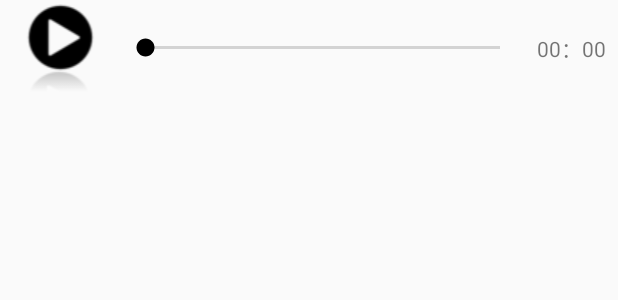
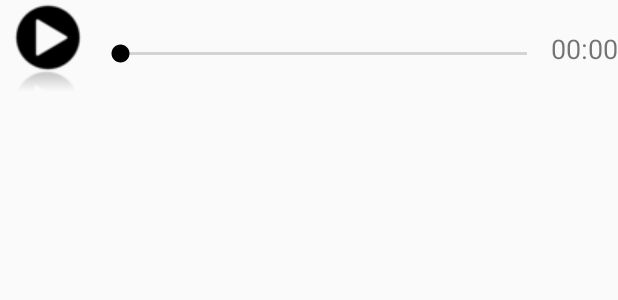
Before and after one commit to Regioking/PoetryBridge, an Android app: the layout audio_dialog.xml on its own in the app's theme, with its tools: preview values and no code run, on a phone screen of 412 x 824 dp. Shown: the top 300 px of the screen. Run offline under Robolectric (Android 15) with nearby library versions, the phone set to English and light mode, and no system bars.

Commit message:
resolve the problems:
 margin, toast ,time of seekbar and culled the chinese content

```diff
--- a/app/src/main/java/cn/edu/cqu/lxq/DetailActivity.java
+++ b/app/src/main/java/cn/edu/cqu/lxq/DetailActivity.java
@@ -89,7 +89,7 @@ public class DetailActivity extends AppCompatActivity {
 
                 switch (item.getItemId()){
                     case R.id.audio:
-                        Toast.makeText(DetailActivity.this,"audio",Toast.LENGTH_SHORT).show();
+                       // Toast.makeText(DetailActivity.this,"audio",Toast.LENGTH_SHORT).show();
                         if(flag==0){
                             initDialog();
                             toolbar.getMenu().findItem(R.id.audio).setIcon(R.drawable.earphoned);}
--- a/app/src/main/java/cn/edu/cqu/lxq/MainActivity.java
+++ b/app/src/main/java/cn/edu/cqu/lxq/MainActivity.java
@@ -89,6 +89,7 @@ public class MainActivity extends AppCompatActivity {
                 startActivity(intent);
             }
         });
+        searchView.setQueryHint("Please enter the search content");
         searchView.setOnQueryTextListener(new SearchView.OnQueryTextListener() {
             @Override
             public boolean onQueryTextSubmit(String query) {
@@ -101,11 +102,11 @@ public class MainActivity extends AppCompatActivity {
                            "or author like ?","%"+query+"%","%"+query+"%","%"+query+"%").find(Poetry.class);
                     if(searchList.size() == 0)
                     {
-                        Toast.makeText(MainActivity.this, "无", Toast.LENGTH_SHORT).show();
+                        Toast.makeText(MainActivity.this, "Please enter what you want to find", Toast.LENGTH_SHORT).show();
                     }
                     else
                     {
-                        Toast.makeText(MainActivity.this, "查找成功", Toast.LENGTH_SHORT).show();
+                        //Toast.makeText(MainActivity.this, "Search success", Toast.LENGTH_SHORT).show();
                         PoetryAdapter searchAdapter = new PoetryAdapter(MainActivity.
                                 this,R.layout.poetrylist_item, searchList);
                         listPopupWindow.setAdapter(searchAdapter);
@@ -124,7 +125,7 @@ public class MainActivity extends AppCompatActivity {
                         "or author like ?","%"+newText+"%","%"+newText+"%","%"+newText+"%").find(Poetry.class);
                 if(searchList.size() != 0)
                 {
-                    Toast.makeText(MainActivity.this, "无", Toast.LENGTH_SHORT).show();
+                    //Toast.makeText(MainActivity.this, "无", Toast.LENGTH_SHORT).show();
                     PoetryAdapter searchAdapter = new PoetryAdapter(MainActivity.
                             this,R.layout.poetrylist_item, searchList);
                     listPopupWindow.setAdapter(searchAdapter);
--- a/app/src/main/java/cn/edu/cqu/lxq/RecyclePoetryAdapter.java
+++ b/app/src/main/java/cn/edu/cqu/lxq/RecyclePoetryAdapter.java
@@ -51,7 +51,7 @@ public class RecyclePoetryAdapter extends RecyclerView.Adapter<RecyclePoetryAdap
             public void onClick(View v) {
                 int position = holder.getAdapterPosition();
                 Poetry poetry = mPoetryList.get(position);
-                Toast.makeText(v.getContext(), "you clicked view " + poetry.getChineseTitle(), Toast.LENGTH_SHORT).show();
+                //Toast.makeText(v.getContext(), "you clicked view " + poetry.getChineseTitle(), Toast.LENGTH_SHORT).show();
                 Intent it = new Intent();
                 it.putExtra("title",poetry.getChineseTitle());
                 Intent intent = it.setClass(v.getContext(),DetailActivity.class);
--- a/app/src/main/java/cn/edu/cqu/lxq/SplashActivity.java
+++ b/app/src/main/java/cn/edu/cqu/lxq/SplashActivity.java
@@ -25,7 +25,7 @@ public class SplashActivity extends AppCompatActivity {
                 WindowManager.LayoutParams.FLAG_FULLSCREEN);  //设置全屏
         setContentView(R.layout.activity_splash);
         firstLoad();
-       handler.postDelayed(transition,3000);
+       handler.postDelayed(transition,2000);
     }
 
 
--- a/app/src/main/res/layout/audio_dialog.xml
+++ b/app/src/main/res/layout/audio_dialog.xml
@@ -1,34 +1,41 @@
 <?xml version="1.0" encoding="utf-8"?>
-<LinearLayout xmlns:android="http://schemas.android.com/apk/res/android"
+<android.support.constraint.ConstraintLayout xmlns:android="http://schemas.android.com/apk/res/android"
     xmlns:app="http://schemas.android.com/apk/res-auto"
+    xmlns:tools="http://schemas.android.com/tools"
+    android:id="@+id/linearLayout"
     android:layout_width="match_parent"
-    android:layout_height="wrap_content"
-    android:orientation="horizontal">
+    android:layout_height="wrap_content">
 
     <ImageView
         android:id="@+id/audioPlayStart"
         android:layout_width="wrap_content"
         android:layout_height="wrap_content"
-        android:layout_gravity="center"
-        android:layout_weight="1"
         android:gravity="center"
+        app:layout_constraintEnd_toStartOf="@+id/seekBar"
+        app:layout_constraintStart_toStartOf="parent"
+        app:layout_constraintTop_toTopOf="parent"
         app:srcCompat="@drawable/button_play_64px" />
 
     <SeekBar
         android:id="@+id/seekBar"
-        android:layout_width="252dp"
+
+        android:layout_width="0dp"
         android:layout_height="wrap_content"
-        android:layout_gravity="center"
-        android:layout_weight="1"
-        android:gravity="center" />
+        android:gravity="center"
+        app:layout_constraintBottom_toBottomOf="@+id/timeText"
+        app:layout_constraintEnd_toStartOf="@+id/timeText"
+        app:layout_constraintStart_toEndOf="@+id/audioPlayStart" />
 
     <TextView
         android:id="@+id/timeText"
         android:layout_width="wrap_content"
         android:layout_height="wrap_content"
-        android:layout_gravity="center"
-        android:layout_weight="1"
         android:gravity="center"
-        android:text="00：00" />
+        android:text="00:00"
+        android:textSize="18dp"
+        app:layout_constraintBottom_toBottomOf="parent"
+        app:layout_constraintEnd_toEndOf="parent"
+        app:layout_constraintStart_toEndOf="@+id/seekBar"
+        app:layout_constraintTop_toTopOf="parent" />
 
-</LinearLayout>
+</android.support.constraint.ConstraintLayout>
--- a/app/src/main/res/layout/poetrylist_item.xml
+++ b/app/src/main/res/layout/poetrylist_item.xml
@@ -11,12 +11,14 @@
             android:layout_width="match_parent"
             android:layout_height="52dp"
             android:text="这是标题"
+            android:layout_marginStart="8dp"
             android:gravity="center_vertical"/>
 
     <TextView
         android:id="@+id/authorItem"
         android:layout_width="match_parent"
         android:layout_height="31dp"
+        android:layout_marginStart="8dp"
         android:text="这是作者" />
 
     <ImageView
```
